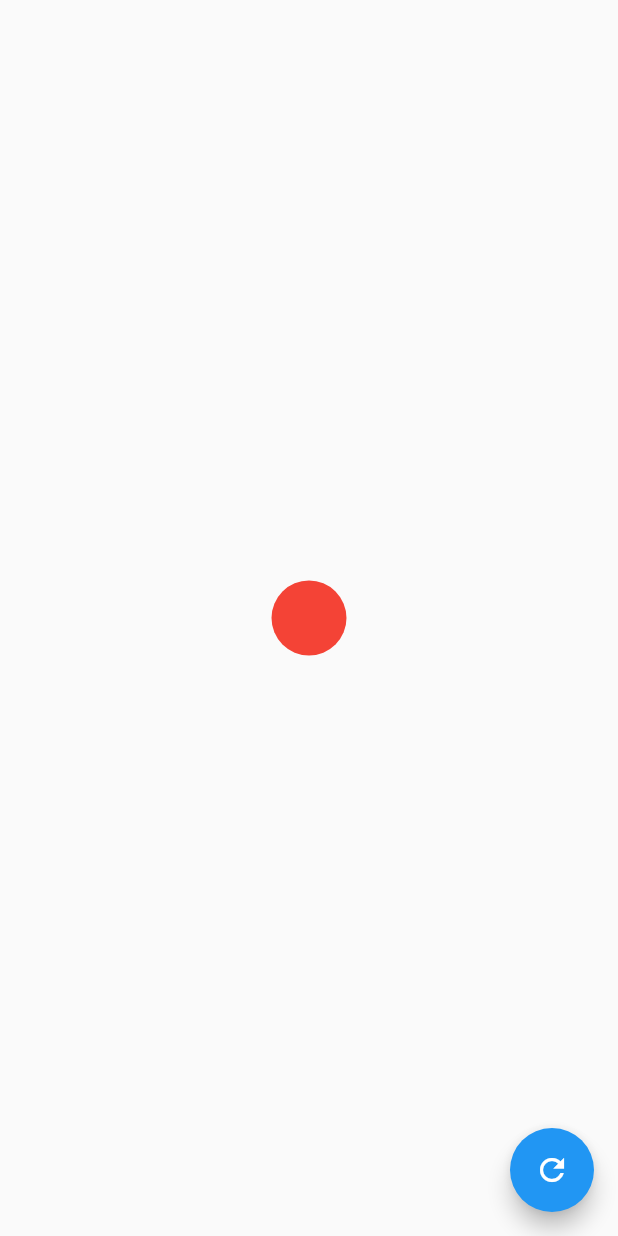
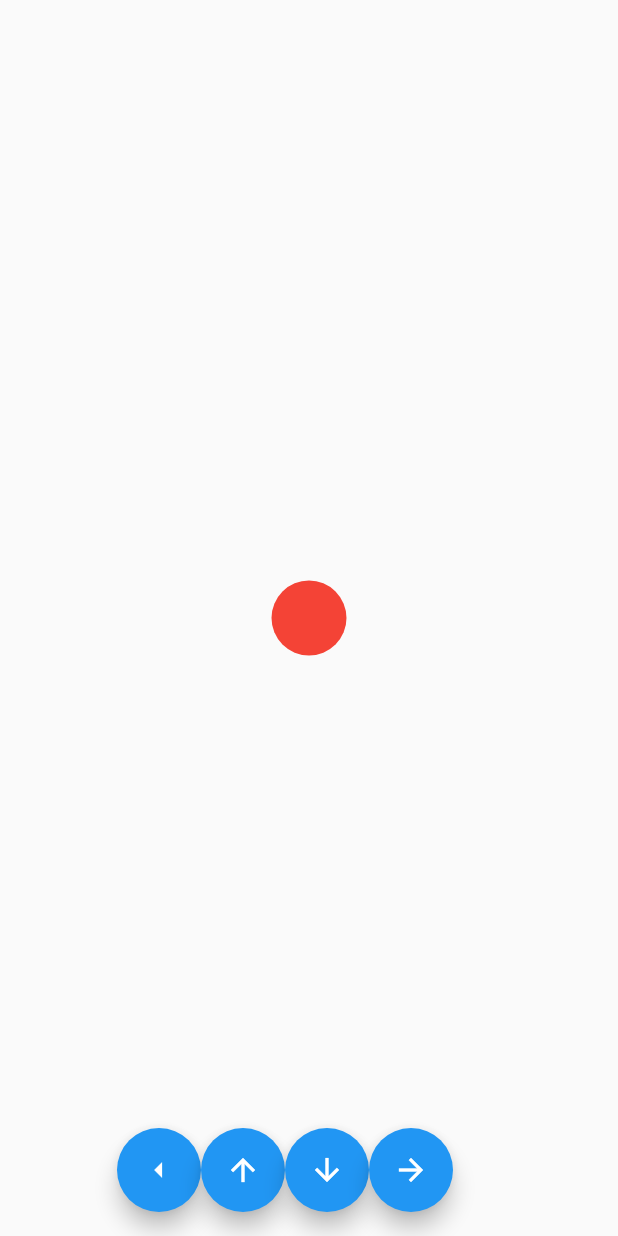
Before and after one commit to matheusEduardoTavares/FlutterFlutterando, a Flutter app: the screen it shows after launch, on a phone screen of 412 x 824 dp. Run offline on Flutter 3.47's test engine with Material 2 defaults, Android fonts, the phone set to English and light mode, and no system bars.

Commit message:
Exemplo finalizado

```diff
--- a/animacoes/lib/src/home_page.dart
+++ b/animacoes/lib/src/home_page.dart
@@ -8,17 +8,41 @@ class HomePage extends StatefulWidget {
 
 class _HomePageState extends State<HomePage> {
   bool isGrowing = false;
+  double force = 20;
 
   final ballController = BallController();
 
   @override
   Widget build(BuildContext context) {
     return Scaffold(
-      floatingActionButton: FloatingActionButton(
-        onPressed: () {
-          ballController.setSize(ballController.size + 10);
-        },
-        child: Icon(Icons.refresh),
+      floatingActionButton: Row(
+        mainAxisAlignment: MainAxisAlignment.center,
+        children: [
+          FloatingActionButton(
+            onPressed: () {
+              ballController.setTranslate(x: ballController.x - force);
+            },
+            child: Icon(Icons.arrow_left),
+          ),
+          FloatingActionButton(
+            onPressed: () {
+              ballController.setTranslate(y: ballController.y - force);
+            },
+            child: Icon(Icons.arrow_upward),
+          ),
+          FloatingActionButton(
+            onPressed: () {
+              ballController.setTranslate(y: ballController.y + force);
+            },
+            child: Icon(Icons.arrow_downward),
+          ),
+          FloatingActionButton(
+            onPressed: () {
+              ballController.setTranslate(x: ballController.x + force);
+            },
+            child: Icon(Icons.arrow_forward),
+          ),
+        ],
       ),
       body: Center(
         //Assim temos um controle de estados
```
